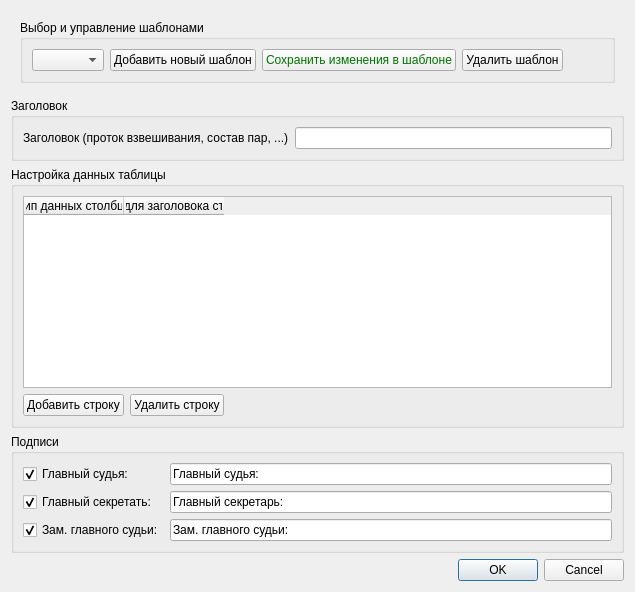
Old version of the form TournamentManager/dialogchosedata.ui in the repository BarsukAlexey/xelarogi.
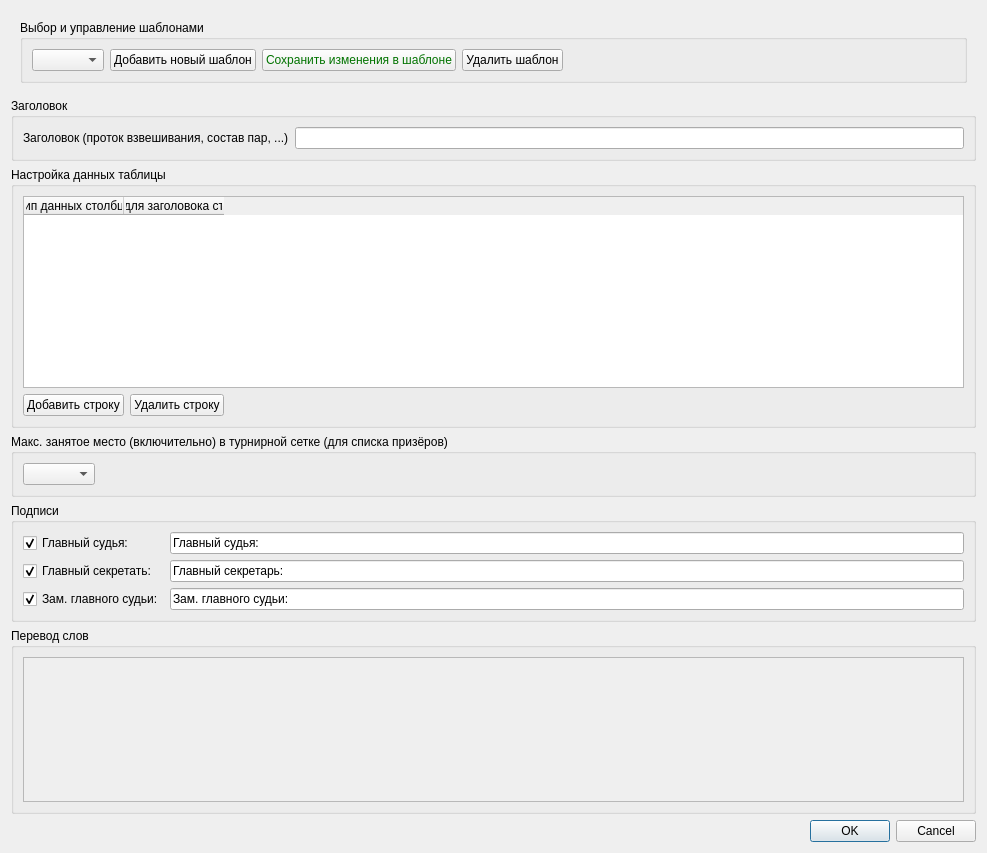
New version of the form.

Patch:
```diff
--- a/TournamentManager/dialogchosedata.ui
+++ b/TournamentManager/dialogchosedata.ui
@@ -2,6 +2,14 @@
 <ui version="4.0">
  <class>DialogChoseData</class>
  <widget class="QDialog" name="DialogChoseData">
+  <property name="geometry">
+   <rect>
+    <x>0</x>
+    <y>0</y>
+    <width>987</width>
+    <height>853</height>
+   </rect>
+  </property>
   <property name="windowTitle">
    <string>Dialog</string>
   </property>
@@ -155,18 +163,8 @@
      </layout>
     </widget>
    </item>
-   <item row="4" column="0">
-    <widget class="QDialogButtonBox" name="buttonBox">
-     <property name="orientation">
-      <enum>Qt::Horizontal</enum>
-     </property>
-     <property name="standardButtons">
-      <set>QDialogButtonBox::Cancel|QDialogButtonBox::Ok</set>
-     </property>
-    </widget>
-   </item>
    <item row="1" column="0">
-    <widget class="QGroupBox" name="groupBox_3">
+    <widget class="QGroupBox" name="groupBoxTitle">
      <property name="title">
       <string>Заголовок</string>
      </property>
@@ -184,7 +182,33 @@
      </layout>
     </widget>
    </item>
-   <item row="3" column="0">
+   <item row="5" column="0">
+    <widget class="QGroupBox" name="groupBox_2">
+     <property name="title">
+      <string>Перевод слов</string>
+     </property>
+     <layout class="QGridLayout" name="gridLayout_6">
+      <item row="0" column="0">
+       <widget class="QScrollArea" name="scrollArea">
+        <property name="widgetResizable">
+         <bool>true</bool>
+        </property>
+        <widget class="QWidget" name="scrollAreaWidgetContents">
+         <property name="geometry">
+          <rect>
+           <x>0</x>
+           <y>0</y>
+           <width>947</width>
+           <height>202</height>
+          </rect>
+         </property>
+        </widget>
+       </widget>
+      </item>
+     </layout>
+    </widget>
+   </item>
+   <item row="4" column="0">
     <widget class="QGroupBox" name="groupBox_4">
      <property name="title">
       <string>Подписи</string>
@@ -244,6 +268,41 @@
      </layout>
     </widget>
    </item>
+   <item row="6" column="0">
+    <widget class="QDialogButtonBox" name="buttonBox">
+     <property name="orientation">
+      <enum>Qt::Horizontal</enum>
+     </property>
+     <property name="standardButtons">
+      <set>QDialogButtonBox::Cancel|QDialogButtonBox::Ok</set>
+     </property>
+    </widget>
+   </item>
+   <item row="3" column="0">
+    <widget class="QGroupBox" name="groupBox_3">
+     <property name="title">
+      <string>Макс. занятое место (включительно) в турнирной сетке (для списка призёров)</string>
+     </property>
+     <layout class="QGridLayout" name="gridLayout_7">
+      <item row="0" column="1">
+       <spacer name="horizontalSpacer_3">
+        <property name="orientation">
+         <enum>Qt::Horizontal</enum>
+        </property>
+        <property name="sizeHint" stdset="0">
+         <size>
+          <width>40</width>
+          <height>20</height>
+         </size>
+        </property>
+       </spacer>
+      </item>
+      <item row="0" column="0">
+       <widget class="QComboBox" name="comboBoxMaxPlace"/>
+      </item>
+     </layout>
+    </widget>
+   </item>
   </layout>
  </widget>
  <tabstops>
```
